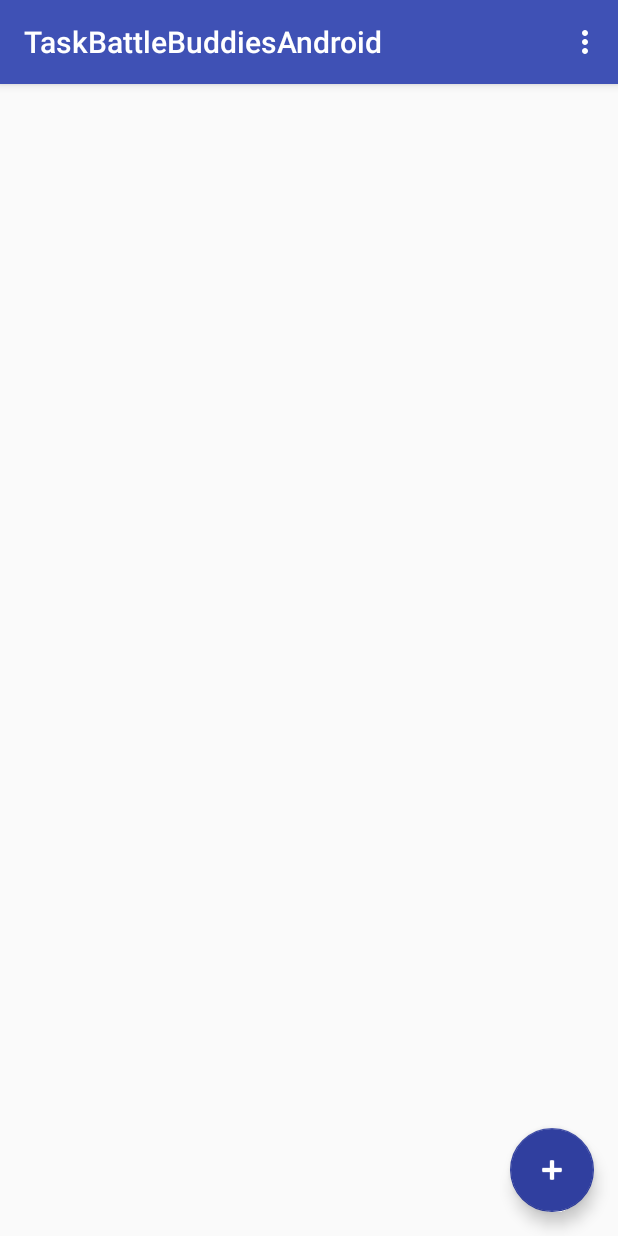
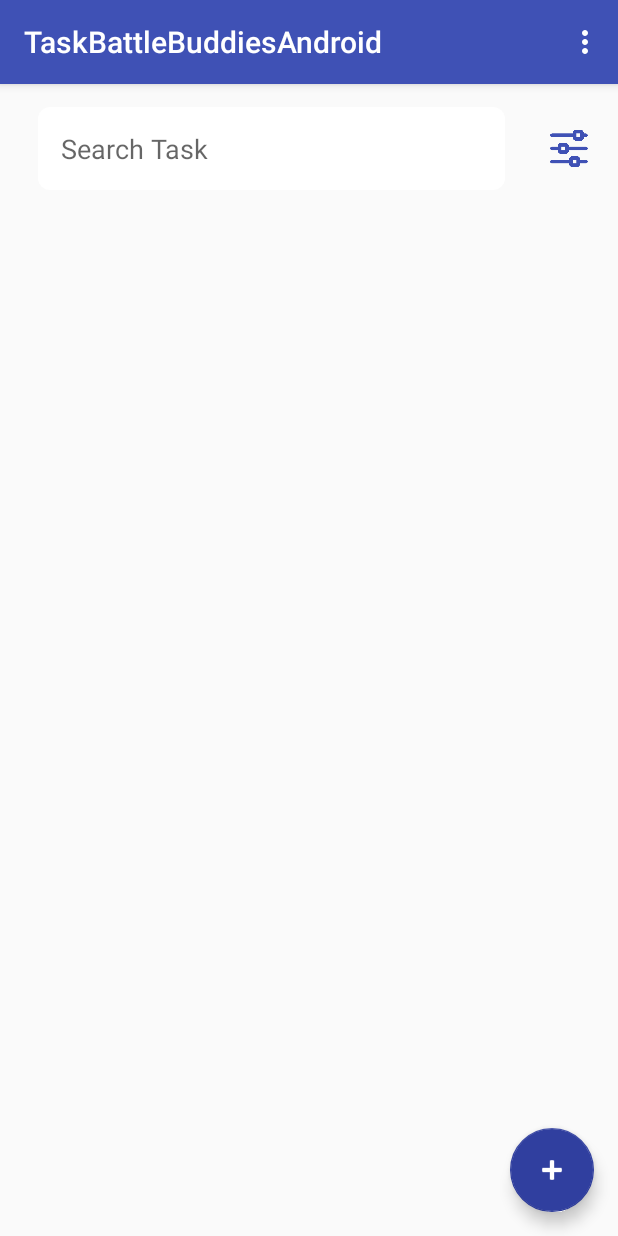
Before and after one commit to DhairyaBhavsar11/task_battle_buddies_android, an Android app: the screen it shows after launch (MainActivity), on a phone screen of 412 x 824 dp. Run offline under Robolectric (Android 15) with nearby library versions, the light colour scheme and no system bars; our stand-ins replace Room's generated code, RxJava; libraries missing offline, so code that uses them is left out: com.jakewharton.rxbinding2; 1 statement that could not run was skipped.

Commit message:
Develop Search & Filter for Tasks - Filter Menu UI added with filter symbol in UI - Work on TaskRepository class for filter data - Task View Model Created - Change UI Square to Round

```diff
--- a/app/build.gradle
+++ b/app/build.gradle
@@ -54,4 +54,9 @@ dependencies {
 
     //Notifications
     implementation "com.android.support:support-compat:29.0.0"
+
+    //rxJava
+    implementation 'io.reactivex.rxjava2:rxjava:2.1.9'
+    implementation 'io.reactivex.rxjava2:rxandroid:2.0.1'
+    implementation "com.jakewharton.rxbinding2:rxbinding:2.0.0"
 }
--- a/app/src/main/java/com/battlebuddies/di/dao/TaskDao.java
+++ b/app/src/main/java/com/battlebuddies/di/dao/TaskDao.java
@@ -22,6 +22,15 @@ public interface TaskDao {
     @Query("SELECT * FROM task WHERE id=:id")
     LiveData<TaskEntry> loadTaskById(int id);
 
+    @Query("SELECT * FROM task WHERE title LIKE '%' || :str || '%'")
+    LiveData<List<TaskEntry>> searchTask(String str);
+
+    @Query("SELECT * FROM task ORDER BY updated_at DESC")
+    LiveData<List<TaskEntry>> filterByDate();
+
+    @Query("SELECT * FROM task ORDER BY title")
+    LiveData<List<TaskEntry>> filterByName();
+
     @Insert
     void insertTask(TaskEntry taskEntry);
 
--- a/app/src/main/java/com/battlebuddies/ui/view/MainActivity.java
+++ b/app/src/main/java/com/battlebuddies/ui/view/MainActivity.java
@@ -22,6 +22,10 @@ import android.util.Log;
 import android.view.Menu;
 import android.view.MenuItem;
 import android.view.View;
+import android.widget.EditText;
+import android.widget.ImageView;
+import android.widget.PopupMenu;
+
 import com.google.android.material.floatingactionbutton.FloatingActionButton;
 import com.battlebuddies.R;
 import com.battlebuddies.ui.adapter.TaskAdapter;
@@ -29,8 +33,11 @@ import com.battlebuddies.di.database.AppDatabase;
 import com.battlebuddies.data.AppExecutors;
 import com.battlebuddies.di.model.TaskEntry;
 import com.battlebuddies.ui.viewmodel.MainViewModel;
+import com.jakewharton.rxbinding2.widget.RxTextView;
+import com.jakewharton.rxbinding2.widget.TextViewTextChangeEvent;
 
 import java.util.List;
+import java.util.concurrent.TimeUnit;
 
 import androidx.annotation.NonNull;
 import androidx.annotation.Nullable;
@@ -42,6 +49,11 @@ import androidx.recyclerview.widget.ItemTouchHelper;
 import androidx.recyclerview.widget.LinearLayoutManager;
 import androidx.recyclerview.widget.RecyclerView;
 
+import io.reactivex.android.schedulers.AndroidSchedulers;
+import io.reactivex.disposables.CompositeDisposable;
+import io.reactivex.observers.DisposableObserver;
+import io.reactivex.schedulers.Schedulers;
+
 
 public class MainActivity extends AppCompatActivity implements TaskAdapter.ItemClickListener {
 
@@ -52,6 +64,10 @@ public class MainActivity extends AppCompatActivity implements TaskAdapter.ItemC
     private TaskAdapter mAdapter;
     private AppDatabase mDb;
     MainViewModel viewModel;
+    private CompositeDisposable disposable = new CompositeDisposable();
+    private EditText edSearch;
+    private ImageView ivFilter;
+    private boolean isSearchClear = false;
     @Override
     protected void onCreate(Bundle savedInstanceState) {
         super.onCreate(savedInstanceState);
@@ -60,6 +76,48 @@ public class MainActivity extends AppCompatActivity implements TaskAdapter.ItemC
 
         // Set the RecyclerView to its corresponding view
         mRecyclerView = findViewById(R.id.recyclerViewTasks);
+        edSearch = findViewById(R.id.edSearch);
+        ivFilter = findViewById(R.id.ivFilter);
+
+        ivFilter.setOnClickListener(new View.OnClickListener() {
+            @Override
+            public void onClick(View v) {
+                PopupMenu popupMenu = new PopupMenu(MainActivity.this,v);
+                popupMenu.inflate(R.menu.filter_menu);
+                popupMenu.setOnMenuItemClickListener(new PopupMenu.OnMenuItemClickListener() {
+                    @Override
+                    public boolean onMenuItemClick(MenuItem item) {
+                        switch (item.getItemId()){
+                            case R.id.filter_date:
+                                isSearchClear = true;
+                                edSearch.setText("");
+                                viewModel.filterByDate().observe(MainActivity.this, new Observer<List<TaskEntry>>() {
+                                    @Override
+                                    public void onChanged(List<TaskEntry> taskEntries) {
+                                        mAdapter.setTasks(taskEntries);
+                                        mAdapter.notifyDataSetChanged();
+                                    }
+                                });
+                                break;
+                            case R.id.filter_name:
+                                isSearchClear = true;
+                                edSearch.setText("");
+                                viewModel.filterByName().observe(MainActivity.this, new Observer<List<TaskEntry>>() {
+                                    @Override
+                                    public void onChanged(List<TaskEntry> taskEntries) {
+                                        mAdapter.setTasks(taskEntries);
+                                        mAdapter.notifyDataSetChanged();
+                                    }
+                                });
+                                break;
+                        }
+                        return false;
+                    }
+                });
+                popupMenu.show();
+
+            }
+        });
 
         // Set the layout for the RecyclerView to be a linear layout, which measures and
         // positions items within a RecyclerView into a linear list
@@ -116,6 +174,44 @@ public class MainActivity extends AppCompatActivity implements TaskAdapter.ItemC
                 startActivity(addTaskIntent);
             }
         });
+
+        disposable.add(RxTextView.textChangeEvents(edSearch)
+                .skipInitialValue()
+                .debounce(300, TimeUnit.MILLISECONDS)
+                .distinctUntilChanged()
+                .subscribeOn(Schedulers.io())
+                .observeOn(AndroidSchedulers.mainThread())
+                .subscribeWith(searchContacts()));
+    }
+
+    private DisposableObserver<TextViewTextChangeEvent> searchContacts() {
+        return new DisposableObserver<TextViewTextChangeEvent>() {
+            @Override
+            public void onNext(TextViewTextChangeEvent textViewTextChangeEvent) {
+                if (!isSearchClear) {
+                    Log.d(TAG, "Search query: " + textViewTextChangeEvent.text());
+                    viewModel.searchTask(textViewTextChangeEvent.text().toString()).observe(MainActivity.this, new Observer<List<TaskEntry>>() {
+                        @Override
+                        public void onChanged(List<TaskEntry> taskEntries) {
+                            mAdapter.setTasks(taskEntries);
+                            mAdapter.notifyDataSetChanged();
+                        }
+                    });
+                }else {
+                    isSearchClear = false;
+                }
+            }
+
+            @Override
+            public void onError(Throwable e) {
+                Log.e(TAG, "onError: " + e.getMessage());
+            }
+
+            @Override
+            public void onComplete() {
+
+            }
+        };
     }
 
     private void setupViewModel() {
--- a/app/src/main/java/com/battlebuddies/ui/viewmodel/AddTaskViewModel.java
+++ b/app/src/main/java/com/battlebuddies/ui/viewmodel/AddTaskViewModel.java
@@ -39,4 +39,6 @@ public class AddTaskViewModel extends ViewModel {
     public LiveData<List<CategoryEntry>> getAllCategories(){
         return categoriesRepository.getloadAllTasks();
     }
+
+
 }
--- /dev/null
+++ b/app/src/main/res/drawable/bg_white_rounded.xml
@@ -0,0 +1,9 @@
+<?xml version="1.0" encoding="utf-8"?>
+<shape xmlns:android="http://schemas.android.com/apk/res/android">
+    <solid android:color="#ffffff"/>
+    <corners android:radius="8dp"/>
+    <padding android:left="8dp"
+        android:bottom="8dp"
+        android:right="8dp"
+        android:top="8dp"/>
+</shape>
--- a/app/src/main/res/layout/activity_main.xml
+++ b/app/src/main/res/layout/activity_main.xml
@@ -3,17 +3,48 @@
     This layout defines the main activity screen and displays a listtaskEntriesasks (if they exist),
     and a floating action button that launches another activity.
 -->
-<FrameLayout xmlns:android="http://schemas.android.com/apk/res/android"
+<RelativeLayout xmlns:android="http://schemas.android.com/apk/res/android"
     xmlns:app="http://schemas.android.com/apk/res-auto"
     android:layout_width="match_parent"
+    android:orientation="vertical"
     android:layout_height="match_parent">
 
+    <LinearLayout
+        android:id="@+id/llSearch"
+        android:layout_width="match_parent"
+        android:orientation="horizontal"
+        android:layout_marginTop="15dp"
+        android:layout_height="wrap_content">
+
+        <EditText
+            android:id="@+id/edSearch"
+            android:layout_width="0dp"
+            android:layout_weight="9"
+            android:padding="15dp"
+            android:background="@drawable/bg_white_rounded"
+            android:hint="Search Task"
+            android:layout_height="wrap_content"
+            android:layout_marginHorizontal="25dp"/>
+
+        <ImageView
+            android:id="@+id/ivFilter"
+            android:layout_width="0dp"
+            android:layout_weight="1"
+            android:src="@mipmap/filter"
+            android:layout_gravity="center_vertical"
+            android:layout_marginEnd="15dp"
+            android:layout_height="30dp"
+            android:tint="@color/colorPrimary"
+            android:layout_marginRight="15dp" />
+    </LinearLayout>
     <!-- RecyclerView that is responsible for holding a listtaskEntrytask data -->
         <androidx.recyclerview.widget.RecyclerView
         android:id="@+id/recyclerViewTasks"
         android:layout_width="match_parent"
         android:layout_height="match_parent"
         android:clipToPadding="false"
+            android:layout_below="@+id/llSearch"
+            android:layout_marginTop="15dp"
         android:paddingBottom="80dp" />
 
     <!-- Floating action button that launches AddTaskActivity when clicked -->
@@ -21,9 +52,10 @@
         android:id="@+id/fab"
         android:layout_width="wrap_content"
         android:layout_height="wrap_content"
-        android:layout_gravity="bottom|end"
+        android:layout_alignParentBottom="true"
+        android:layout_alignParentRight="true"
         android:layout_margin="@dimen/fab_margin"
         android:tint="@android:color/white"
         app:srcCompat="@android:drawable/ic_input_add" />
 
-</FrameLayout>
+</RelativeLayout>
--- /dev/null
+++ b/app/src/main/res/menu/filter_menu.xml
@@ -0,0 +1,15 @@
+<?xml version="1.0" encoding="utf-8"?>
+<menu xmlns:android="http://schemas.android.com/apk/res/android"
+    xmlns:app="http://schemas.android.com/apk/res-auto">
+    <item
+        android:id="@+id/filter_date"
+        android:orderInCategory="100"
+        app:showAsAction="never"
+        android:title="@string/by_date" />
+
+    <item
+        android:id="@+id/filter_name"
+        android:orderInCategory="100"
+        app:showAsAction="never"
+        android:title="@string/by_name" />
+</menu>
--- a/app/src/main/res/values/colors.xml
+++ b/app/src/main/res/values/colors.xml
@@ -10,5 +10,6 @@
     <color name="materialRed">#E74C3C</color>
     <color name="materialOrange">#E67E22</color>
     <color name="materialYellow">#F1C40F</color>
+    <color name="white">#FFFFFF</color>
 
 </resources>
--- a/app/src/main/res/values/strings.xml
+++ b/app/src/main/res/values/strings.xml
@@ -24,5 +24,7 @@
     <string name="category_title">Category Title</string>
     <string name="add_category">Add new Category</string>
     <string name="category">Category</string>
+    <string name="by_date">By Date</string>
+    <string name="by_name">By Name</string>
 
 </resources>
```
Also changed, not shown: app/src/main/java/com/battlebuddies/di/manager/TasksRepository.java (+12 -0 lines), app/src/main/java/com/battlebuddies/ui/viewmodel/MainViewModel.java (+15 -0 lines), app/src/main/res/mipmap-xxhdpi/filter.png (added), 1 other file.
